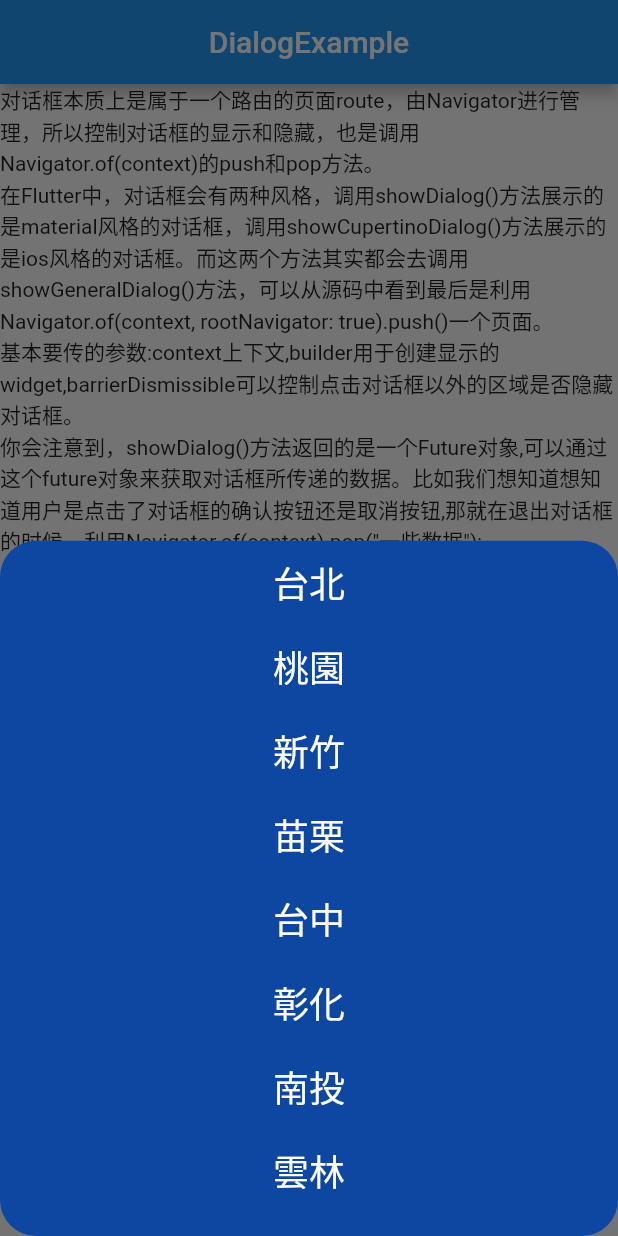
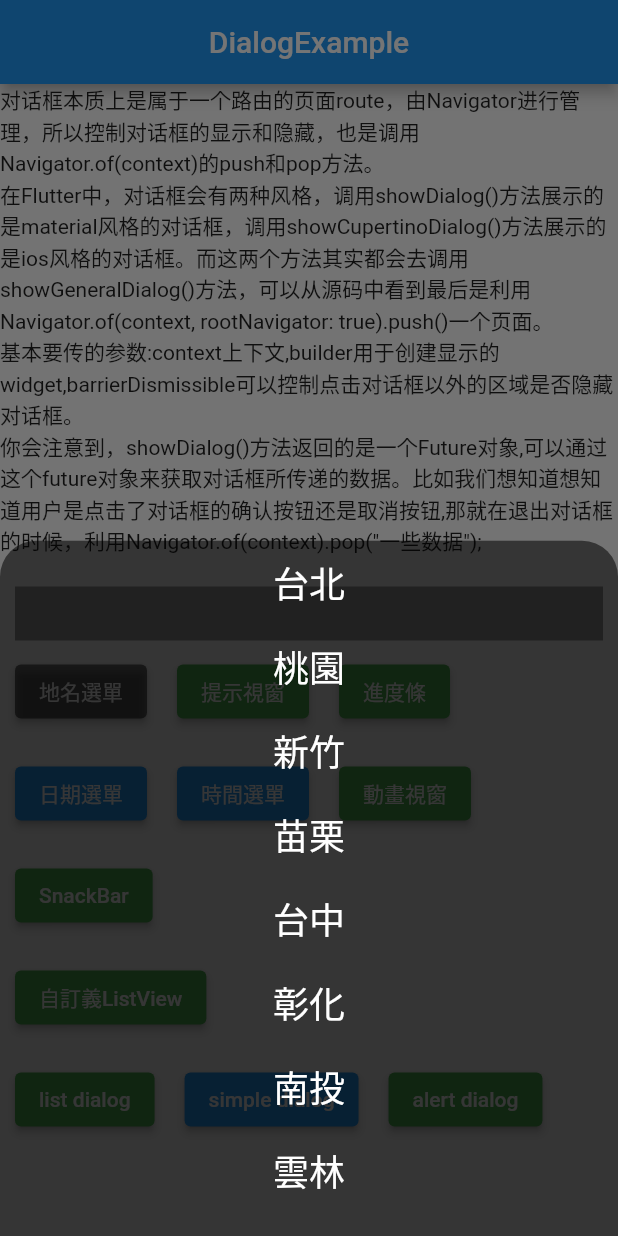
Before and after one commit to SimonChungGitHub/flutter_tutorial, a Flutter app: the screen it shows after launch, after a tap on "dialog", after a tap on "地名選單", on a phone screen of 412 x 824 dp. Run offline on Flutter 3.47's test engine with Material 2 defaults, Android fonts, the phone set to English and light mode, and no system bars; our stand-ins replace audioplayers, device_info_plus, dio, dropdown_button2, flutter_smart_dialog, image_picker and 4 more; missing offline and left inert: android_id, camera_camera, easy_image_viewer, image_watermark, nfc_manager, zoom_pinch_overlay.

Commit message:
ListView 取代 Column

```diff
--- a/lib/example/dialog.dart
+++ b/lib/example/dialog.dart
@@ -25,7 +25,7 @@ class _DialogExampleState extends State<DialogExample> {
         ),
         backgroundColor: Colors.blue,
       ),
-      body: Column(
+      body: ListView(
         children: <Widget>[
           const Text(
               '对话框本质上是属于一个路由的页面route，由Navigator进行管理，所以控制对话框的显示和隐藏，也是调用Navigator.of(context)的push和pop方法。'),
@@ -59,7 +59,7 @@ class _DialogExampleState extends State<DialogExample> {
                 padding: const EdgeInsets.all(10),
                 child: ElevatedButton(
                     style: ElevatedButton.styleFrom(
-                        backgroundColor: Colors.blue[900]),
+                        backgroundColor: Colors.black54),
                     child: const Text('地名選單'),
                     onPressed: () {
                       _showModalBottomSheet().then((value) {
@@ -235,9 +235,13 @@ class _DialogExampleState extends State<DialogExample> {
   Future<String?> _showModalBottomSheet() {
     return showModalBottomSheet<String>(
       context: context,
-      backgroundColor: Colors.blue[900],
+      backgroundColor: Colors.black54,
       shape: const RoundedRectangleBorder(
-          borderRadius: BorderRadius.all(Radius.circular(24.0))),
+          borderRadius: BorderRadius.only(
+              topLeft: Radius.circular(24.0),
+              topRight: Radius.circular(24.0),
+              bottomLeft: Radius.zero,
+              bottomRight: Radius.zero)),
       builder: (BuildContext context) {
         return ListView.builder(
           itemCount: items.length,
```
